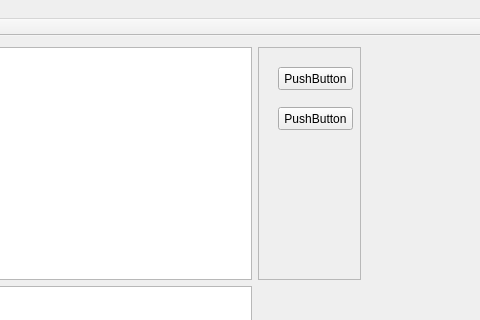
The window that task1/yangcrazy30/task1/mainwindow.ui (IGGITechnology/2018Summer) describes before a commit, drawn with Qt 5; both pictures show x 169 to 649 and y 0 to 320 of the 649 by 449 pixel window.
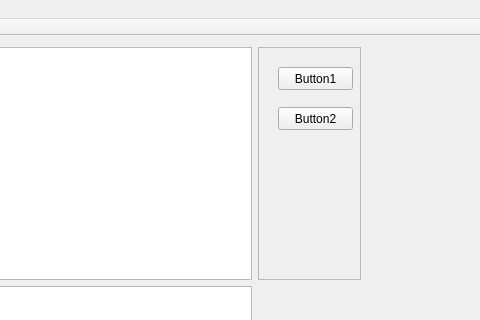
The same window after the commit.

Commit message: Button name

What changed in the file:
```diff
--- a/task1/yangcrazy30/task1/mainwindow.ui
+++ b/task1/yangcrazy30/task1/mainwindow.ui
@@ -48,7 +48,7 @@
          </rect>
         </property>
         <property name="text">
-         <string>PushButton</string>
+         <string>Button1</string>
         </property>
        </widget>
        <widget class="QPushButton" name="pushButton_2">
@@ -61,7 +61,7 @@
          </rect>
         </property>
         <property name="text">
-         <string>PushButton</string>
+         <string>Button2</string>
         </property>
        </widget>
       </widget>
```
Left out of the diff: 2 changed lines with no effect on the pictures. The commit also changes 1 other file.
